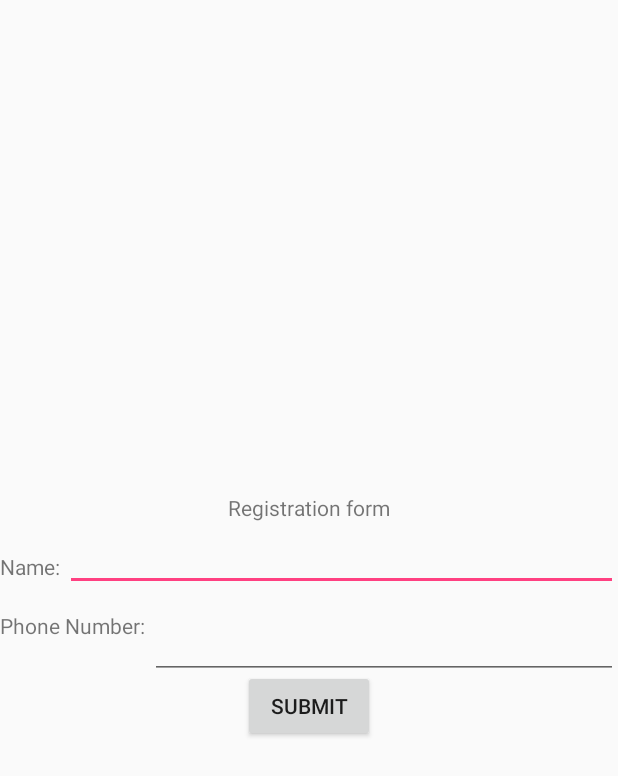
After one commit to rajusci/android-practice, an Android app: the SQLiteContactsActivity screen opened directly, with no data from a screen before it, on a phone screen of 412 x 824 dp. The commit adds this screen. Shown: the top 776 px of the screen. Run offline under Robolectric (Android 15) with nearby library versions, the phone set to English and light mode, and no system bars.

Commit message:
sql lite data creation for contact

```diff
--- a/app/src/main/AndroidManifest.xml
+++ b/app/src/main/AndroidManifest.xml
@@ -43,6 +43,12 @@
             android:theme="@style/AppTheme.NoActionBar">
         </activity>
 
+        <activity
+            android:name=".sqlite.SQLiteContactsActivity"
+            android:label="@string/app_name"
+            android:theme="@style/AppTheme.NoActionBar">
+        </activity>
+
     </application>
 
 </manifest>
--- /dev/null
+++ b/app/src/main/java/com/example/raju/androidpractice/sqlite/SQLiteContactsActivity.java
@@ -0,0 +1,116 @@
+package com.example.raju.androidpractice.sqlite;
+
+import android.app.Activity;
+import android.content.Context;
+import android.os.Bundle;
+import android.util.Log;
+import android.view.View;
+import android.widget.Button;
+import android.widget.TextView;
+
+import com.example.raju.androidpractice.R;
+import com.example.raju.androidpractice.general.GeneralMethods;
+
+import java.util.List;
+
+/**
+ * Created by raju on 12/26/16.
+ */
+
+public class SQLiteContactsActivity extends Activity {
+
+    // declare contact name
+    private TextView txtName;
+
+    // declare phone number
+    private TextView txtPhoneNumber;
+
+    // declare submit button
+    private Button btnSubmit;
+
+    private GeneralMethods generalMethods = new GeneralMethods();
+
+    @Override
+    public void onCreate(Bundle savedInstanceState){
+        super.onCreate(savedInstanceState);
+
+        // set content view of the layout
+        setContentView(R.layout.activity_sqlite_contacts);
+
+        initialize();
+
+        //DatabaseHandler db = new DatabaseHandler(this);
+
+        /**
+         * CRUD operations
+         */
+        // Inserting Contacts
+        /*Log.d("Insert: ", "Inserting ..");
+        db.addContact(new Contact("Raju", "9100000000"));
+        db.addContact(new Contact("malar", "9199999999"));
+        db.addContact(new Contact("priya", "9522222222"));
+        db.addContact(new Contact("nanthini", "9533333333"));
+
+        // Reading all contacts
+        Log.d("Reading: ", "Reading all contacts..");
+        List<Contact> contacts = db.getAllcontacts();
+
+        for(Contact cn : contacts) {
+
+            String record = "id:" + cn.getmId() + ",Name:" + cn.getmName() + ",phone number:" + cn.getmPhoneNumber();
+
+            Log.d("rows", record);
+        }*/
+    }
+
+    /**
+     * Method to initialize the ui components
+     */
+    public void initialize(){
+
+        // initialize contact name
+        txtName = (TextView)findViewById(R.id.txtName);
+
+        // initialize phone number
+        txtPhoneNumber = (TextView)findViewById(R.id.txtPhoneNumber);
+
+        // initialize submit button
+        btnSubmit = (Button)findViewById(R.id.btnSubmit);
+
+        btnSubmit.setOnClickListener(new View.OnClickListener() {
+            @Override
+            public void onClick(View view) {
+
+                saveContactDetails();
+
+            }
+        });
+
+    }
+
+    public void saveContactDetails(){
+
+        // get contact name
+        String name = txtName.getText().toString().trim();
+
+        // get phone number
+        String phoneNumber = txtPhoneNumber.getText().toString().trim();
+
+        DatabaseHandler db = new DatabaseHandler(this);
+
+        db.addContact(new Contact(name, phoneNumber));
+
+        generalMethods.showToastMessage(this, "Saved successfully...");
+
+        // Reading all contacts
+        Log.d("Reading: ", "Reading all contacts..");
+        List<Contact> contacts = db.getAllcontacts();
+
+        for(Contact cn : contacts) {
+
+            String record = "id:" + cn.getmId() + ",Name:" + cn.getmName() + ",phone number:" + cn.getmPhoneNumber();
+
+            Log.d("rows", record);
+        }
+    }
+}
--- a/app/src/main/res/layout/activity_find_places.xml
+++ b/app/src/main/res/layout/activity_find_places.xml
@@ -22,7 +22,7 @@
         android:id="@+id/drawer_layout"
         android:layout_width="match_parent" android:layout_height="match_parent"
         android:fitsSystemWindows="true" tools:openDrawer="start"
-        android:visibility="visible">
+        android:visibility="gone">
 
         <android.support.design.widget.NavigationView android:id="@+id/nav_view"
             android:layout_width="wrap_content" android:layout_height="match_parent"
--- /dev/null
+++ b/app/src/main/res/layout/activity_sqlite_contacts.xml
@@ -0,0 +1,62 @@
+<?xml version="1.0" encoding="utf-8"?>
+<RelativeLayout xmlns:android="http://schemas.android.com/apk/res/android"
+    android:orientation="vertical" android:layout_width="match_parent"
+    android:layout_height="match_parent">
+
+    <RelativeLayout
+        android:layout_width="match_parent"
+        android:layout_height="wrap_content"
+        android:layout_centerInParent="true">
+
+        <TextView
+            android:layout_width="wrap_content"
+            android:layout_height="wrap_content"
+            android:text="Registration form"
+            android:id="@+id/lblHeader"
+            android:layout_centerHorizontal="true"/>
+
+        <TextView
+            android:layout_width="wrap_content"
+            android:layout_height="wrap_content"
+            android:text="Name: "
+            android:id="@+id/lblName"
+            android:layout_below="@+id/lblHeader"
+            android:layout_marginTop="20dp"/>
+
+        <EditText
+            android:layout_width="wrap_content"
+            android:layout_height="wrap_content"
+            android:id="@+id/txtName"
+            android:layout_toRightOf="@+id/lblName"
+            android:layout_marginTop="20dp"
+            android:layout_alignParentEnd="true"/>
+
+        <TextView
+            android:layout_width="wrap_content"
+            android:layout_height="wrap_content"
+            android:text="Phone Number: "
+            android:id="@+id/lblPhoneNumber"
+            android:layout_below="@+id/lblName"
+            android:layout_marginTop="20dp"/>
+
+        <EditText
+            android:layout_width="wrap_content"
+            android:layout_height="wrap_content"
+            android:id="@+id/txtPhoneNumber"
+            android:layout_toRightOf="@+id/lblPhoneNumber"
+            android:layout_marginTop="20dp"
+            android:layout_below="@+id/lblName"
+            android:layout_alignParentEnd="true"/>
+
+        <Button
+            android:layout_width="wrap_content"
+            android:layout_height="wrap_content"
+            android:text="Submit"
+            android:layout_below="@+id/lblPhoneNumber"
+            android:layout_marginTop="20dp"
+            android:layout_centerHorizontal="true"
+            android:id="@+id/btnSubmit"/>
+
+    </RelativeLayout>
+
+</RelativeLayout>
```
Also changed, not shown: app/src/main/java/com/example/raju/androidpractice/MainActivity.java (+27 -0 lines), app/src/main/java/com/example/raju/androidpractice/places/FindPlacesActivity.java (+6 -1 lines), app/src/main/java/com/example/raju/androidpractice/sqlite/Contact.java (added, +56 -0 lines), app/src/main/java/com/example/raju/androidpractice/sqlite/DatabaseHandler.java (added, +175 -0 lines), app/src/main/res/layout/content_main.xml (+9 -0 lines).
